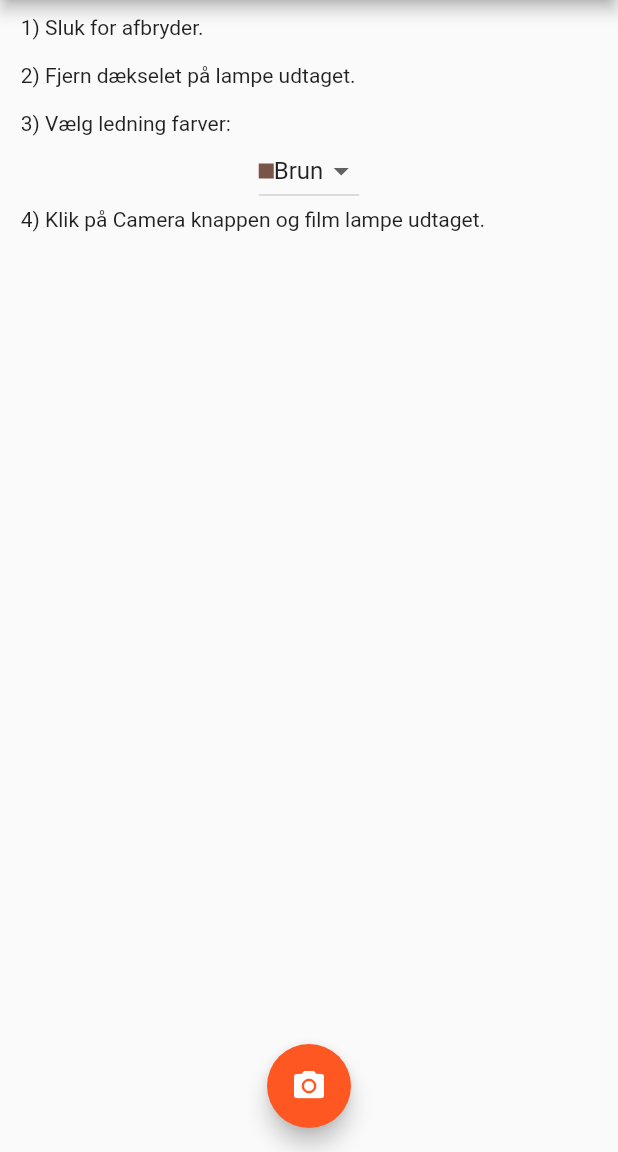
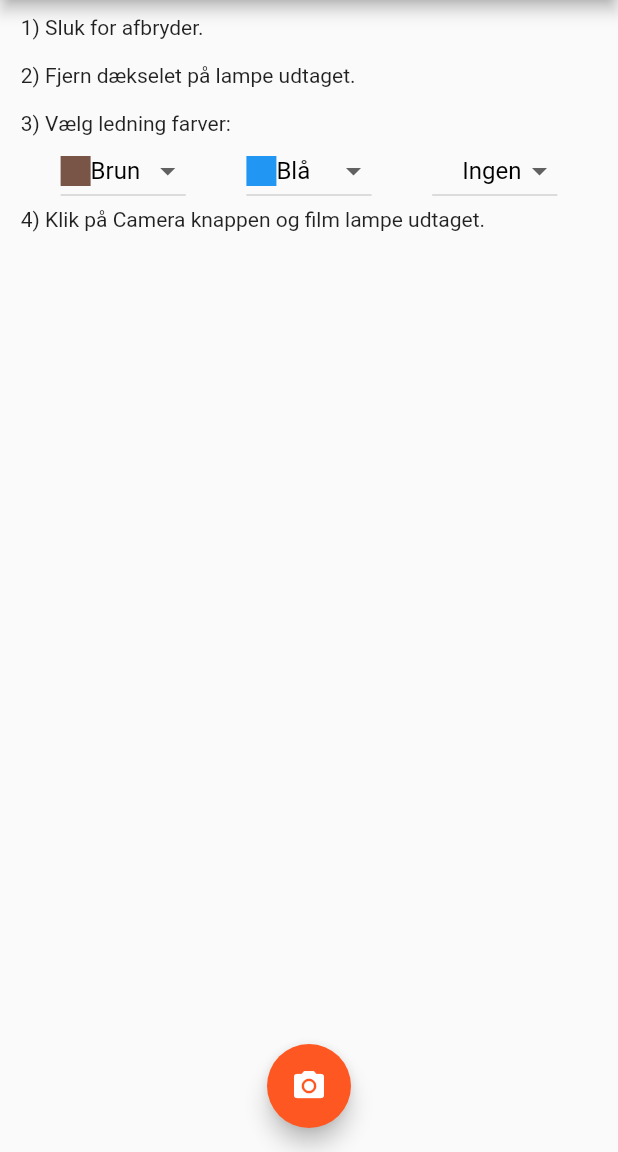
Before and after one commit to Raniot/lamp_installer, a Flutter app: the screen it shows after launch, on a phone screen of 412 x 824 dp, the part 84-1236 px from its top. Run offline on Flutter 3.47's test engine with Material 2 defaults, Android fonts, the phone set to English and light mode, and no system bars.

Commit message:
Noget der virker

```diff
--- a/lib/dropdownColor.dart
+++ b/lib/dropdownColor.dart
@@ -4,17 +4,26 @@ import 'package:flutter/material.dart';
 class DropdownColor extends StatelessWidget{
   final Color color;
   final String colorText;
+  Color textColor;
 
-  const DropdownColor({
+  DropdownColor({
     this.color,
     this.colorText
   });
 
+  Color getTextColor() {
+    if(this.color == Colors.transparent)
+      return Colors.black;
+    else
+      return Colors.black;
+  }
+
   @override
   Widget build(BuildContext context) {
     return Row(children: <Widget>[
-      Container(color: color, width: 10, height: 10,),
-      Text(colorText)
+      Container(color: this.color, width: 20, height: 20,),
+      Text(this.colorText, style: TextStyle(color: getTextColor()),)
     ],);
+    // return Container(height: MediaQuery.of(context).size.height, width: MediaQuery.of(context).size.width, color: this.color, child: Text(this.colorText),);
   }
 }
--- a/lib/main.dart
+++ b/lib/main.dart
@@ -45,9 +45,15 @@ class MyHomePage extends StatefulWidget {
 }
 
 class _MyHomePageState extends State<MyHomePage> {
-  DropdownColor wireColor1 = DropdownColor(color: Colors.brown, colorText: 'Brun');
-  // String wireColor2 = 'Blå';
-  // String wireColor3 = 'Ingen';
+  static var wireColors = [
+    DropdownColor(color: Colors.brown, colorText: 'Brun'),
+    DropdownColor(color: Colors.blue, colorText: 'Blå'),
+    DropdownColor(color: Colors.green, colorText: 'Grøn'),
+    DropdownColor(color: Colors.transparent, colorText: 'Ingen')
+  ];
+  DropdownColor wireColor1 = wireColors[0];
+  DropdownColor wireColor2 = wireColors[1];
+  DropdownColor wireColor3 = wireColors[wireColors.length - 1];
 
   @override
   Widget build(BuildContext context) {
@@ -95,46 +101,46 @@ class _MyHomePageState extends State<MyHomePage> {
               children: <Widget>[
                 new DropdownButton<DropdownColor>(
                   value: wireColor1,
-                  items: <DropdownColor>[wireColor1]
-                      .map((DropdownColor value) {
+                  items: wireColors.map((DropdownColor value) {
                     return new DropdownMenuItem<DropdownColor>(
                       value: value,
-                      child: Row(children: <Widget>[
-                        Container(height: 10, width: 10, color: value.color,),
-                        Text(value.colorText)
-                      ],)
+                      child: value
                     );
                   }).toList(),
                   onChanged: (DropdownColor newValue) {
-                    setState(() {wireColor1 = newValue;});
+                    setState(() {
+                      wireColor1 = newValue;
+                    });
                   },
                 ),
-              //   new DropdownButton<String>(
-              //     value: wireColor2,
-              //     items: <String>['Brun', 'Blå', 'Sort', 'Gul/Grøn']
-              //         .map((String value) {
-              //       return new DropdownMenuItem<String>(
-              //         value: value,
-              //         child: new Text(value),
-              //       );
-              //     }).toList(),
-              //     onChanged: (String newValue) {
-              //       setState(() {wireColor2 = newValue;});
-              //     },
-              //   ),
-              //   new DropdownButton<String>(
-              //     value: wireColor3,
-              //     items: <String>['Brun', 'Blå', 'Sort', 'Gul/Grøn', 'Ingen']
-              //         .map((String value) {
-              //       return new DropdownMenuItem<String>(
-              //         value: value,
-              //         child: new Text(value),
-              //       );
-              //     }).toList(),
-              //     onChanged: (String newValue) {
-              //       setState(() {wireColor3 = newValue;});
-              //     },
-              //   ),
+                new DropdownButton<DropdownColor>(
+                  value: wireColor2,
+                  items: wireColors.map((DropdownColor value) {
+                    return new DropdownMenuItem<DropdownColor>(
+                      value: value,
+                      child: value
+                    );
+                  }).toList(),
+                  onChanged: (DropdownColor newValue) {
+                    setState(() {
+                      wireColor2 = newValue;
+                    });
+                  },
+                ),
+                new DropdownButton<DropdownColor>(
+                  value: wireColor3,
+                  items: wireColors.map((DropdownColor value) {
+                    return new DropdownMenuItem<DropdownColor>(
+                      value: value,
+                      child: value
+                    );
+                  }).toList(),
+                  onChanged: (DropdownColor newValue) {
+                    setState(() {
+                      wireColor3 = newValue;
+                    });
+                  },
+                ),
               ],
             ),
             Text(
```
